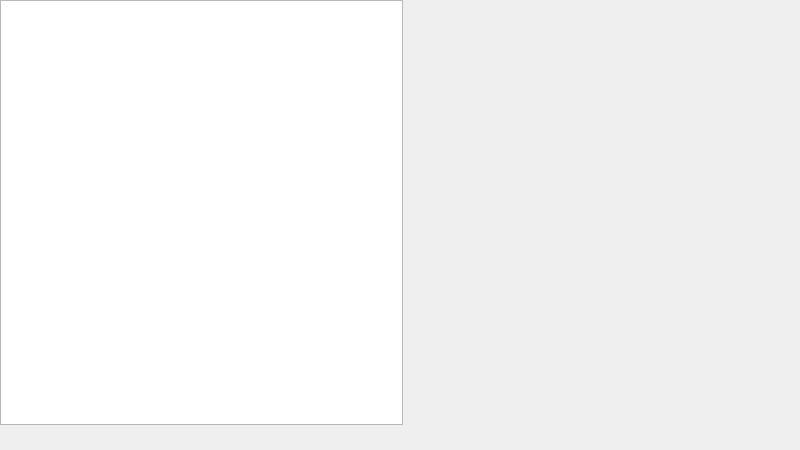
First picture: the form in mainwindow.ui, repository zhang-kaige/Qt-CloudMusic, before the edit.
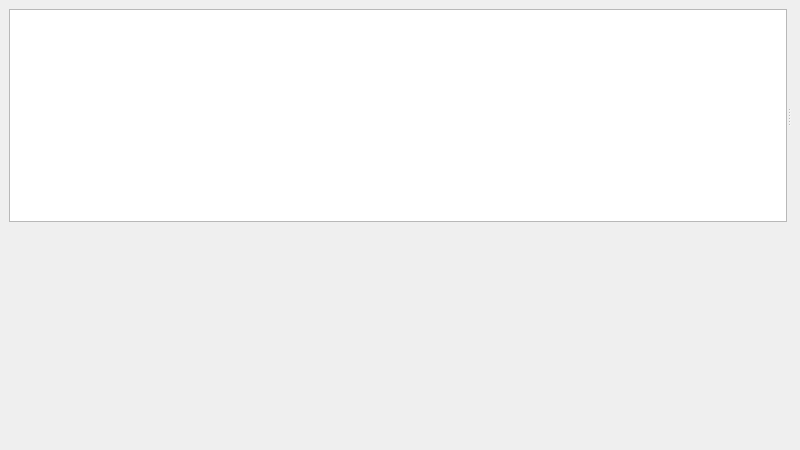
Second picture: the form after the edit. Custom widgets are drawn as their Qt base class.

```diff
--- a/mainwindow.ui
+++ b/mainwindow.ui
@@ -14,22 +14,15 @@
    <string>MainWindow</string>
   </property>
   <widget class="QWidget" name="centralwidget">
-   <widget class="QWidget" name="verticalLayoutWidget">
-    <property name="geometry">
-     <rect>
-      <x>0</x>
-      <y>0</y>
-      <width>811</width>
-      <height>431</height>
-     </rect>
-    </property>
+   <layout class="QVBoxLayout" name="verticalLayout_2">
+    <item>
     <layout class="QVBoxLayout" name="verticalLayout">
      <item>
-      <layout class="QHBoxLayout" name="horizontalLayout">
-       <item>
+       <widget class="QSplitter" name="splitter">
+        <property name="orientation">
+         <enum>Qt::Horizontal</enum>
+        </property>
         <widget class="QListWidget" name="leftWidget"/>
-       </item>
-       <item>
         <widget class="QStackedWidget" name="rightWidget">
          <property name="currentIndex">
           <number>0</number>
@@ -37,26 +30,24 @@
          <widget class="QWidget" name="page"/>
          <widget class="QWidget" name="page_2"/>
         </widget>
-       </item>
-      </layout>
+       </widget>
      </item>
      <item>
-      <widget class="QWidget" name="widget" native="true"/>
-     </item>
-    </layout>
-   </widget>
-  </widget>
-  <widget class="QMenuBar" name="menubar">
-   <property name="geometry">
-    <rect>
-     <x>0</x>
-     <y>0</y>
-     <width>800</width>
-     <height>23</height>
-    </rect>
-   </property>
-  </widget>
- </widget>
+       <widget class="BottomBar" name="barWidget" native="true"/>
+      </item>
+     </layout>
+    </item>
+   </layout>
+  </widget>
+ </widget>
+ <customwidgets>
+  <customwidget>
+   <class>BottomBar</class>
+   <extends>QWidget</extends>
+   <header>bottombar.h</header>
+   <container>1</container>
+  </customwidget>
+ </customwidgets>
  <resources/>
  <connections/>
 </ui>
```
Lines whose indentation alone changed are shown as unchanged.
